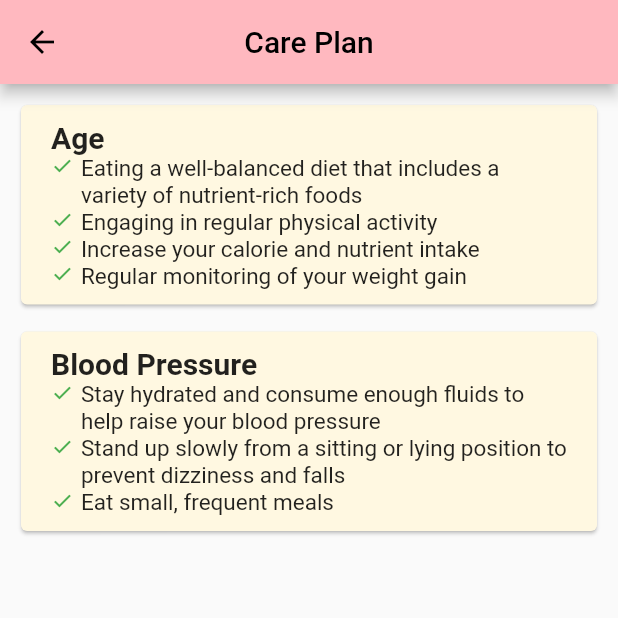
After one commit to yiwan-21/umh23-pregnancy, a Flutter app: the CarePlan screen opened by its route, on a phone screen of 412 x 824 dp, the top half of it. The commit adds this screen. Run offline on Flutter 3.47's test engine with Material 2 defaults, Android fonts, the phone set to English and light mode, and no system bars; our stand-ins replace image_picker; network calls fail.

Commit message:
feat care plan

```diff
--- /dev/null
+++ b/lib/care_plan.dart
@@ -0,0 +1,178 @@
+import 'package:flutter/material.dart';
+
+import 'user_data.dart';
+
+class CarePlan extends StatelessWidget {
+  CarePlan({super.key});
+
+  final Map<String, List<String>> _carePlan = {
+    "Age>50": [
+      "Increase prenatal monitoring",
+      "Getting proper nutrients",
+      "Screening for fetal chromosmal abnormalities"
+    ],
+    "Age>25": [
+      "Personalized weight gain plan",
+      "Healthy eating",
+      "Regular physical activity",
+      "Monitoring of your weight gain"
+    ],
+    "Age<18": [
+      "Eating a well-balanced diet that includes a variety of nutrient-rich foods",
+      "Engaging in regular physical activity",
+      "Increase your calorie and nutrient intake",
+      "Regular monitoring of your weight gain"
+    ],
+    "BP>140/90": [
+      "Lifestyle changes, such as dietary modifications",
+      "Increase physical activity",
+      "Medications"
+    ],
+    "BP<90/60": [
+      "Stay hydrated and consume enough fluids to help raise your blood pressure",
+      "Stand up slowly from a sitting or lying position to prevent dizziness and falls",
+      "Eat small, frequent meals"
+    ],
+    "Sugar>95": [
+      "Eating a healthy, well-balanced diet with a focus on whole grains, lean proteins, fruits, and vegetables",
+      "Exercise",
+      "Medications"
+    ],
+    "Low Stress": [
+      "Try relaxation techniques",
+      "Light exercise",
+      "Spending time outdoors",
+      "Pursuing a hobby"
+    ],
+    "Medium Stress": [
+      "Seek support from a friend or family member",
+      "Join a support group",
+      "Work with a prenatal mental health professional"
+    ],
+    "High Stress": [
+      "Prioritize self-care",
+      "Seek professional support",
+      "Taking time off work",
+      "Speaking with a healthcare provider about medication options"
+    ],
+  };
+
+  @override
+  Widget build(BuildContext context) {
+    return Scaffold(
+      appBar: AppBar(
+        title: const Text('Care Plan'),
+        centerTitle: true,
+      ),
+      body: ListView(
+        children: [
+          if (UserData.age > 50)
+            CarePlanCard(
+              title: "Age",
+              solution: _carePlan["Age>50"]!,
+            )
+          else if (UserData.age > 25)
+            CarePlanCard(
+              title: "Age",
+              solution: _carePlan["Age>25"]!,
+            )
+          else if (UserData.age < 18)
+            CarePlanCard(
+              title: "Age",
+              solution: _carePlan["Age<18"]!,
+            ),
+          if (UserData.systolic_blood_pressure > 140 ||
+              UserData.diastolic_blood_pressure > 90)
+            CarePlanCard(
+              title: "Blood Pressure",
+              solution: _carePlan["BP>140/90"]!,
+            )
+          else if (UserData.systolic_blood_pressure < 90 ||
+              UserData.diastolic_blood_pressure < 60)
+            CarePlanCard(
+              title: "Blood Pressure",
+              solution: _carePlan["BP<90/60"]!,
+            ),
+          if (UserData.sugar_level > 95)
+            CarePlanCard(
+              title: "Sugar",
+              solution: _carePlan["Sugar>95"]!,
+            ),
+          if (UserData.stress_level == 1)
+            CarePlanCard(
+              title: "Stress",
+              solution: _carePlan["Low Stress"]!,
+            )
+          else if (UserData.stress_level == 2)
+            CarePlanCard(
+              title: "Stress",
+              solution: _carePlan["Medium Stress"]!,
+            )
+          else if (UserData.stress_level == 3)
+            CarePlanCard(
+              title: "Stress",
+              solution: _carePlan["High Stress"]!,
+            )
+        ],
+      ),
+    );
+  }
+}
+
+class CarePlanCard extends StatefulWidget {
+  final String title;
+  final List<String> solution;
+
+  const CarePlanCard({required this.title, required this.solution, super.key});
+
+  @override
+  State<CarePlanCard> createState() => _CarePlanCardState();
+}
+
+class _CarePlanCardState extends State<CarePlanCard> {
+  @override
+  Widget build(BuildContext context) {
+    return Container(
+      margin: const EdgeInsets.only(left: 10, right: 10, top: 10),
+      child: Card(
+        color: Colors.amber[50],
+        child: Container(
+          alignment: Alignment.centerLeft,
+          margin: const EdgeInsets.symmetric(horizontal: 20, vertical: 10),
+          child: Column(
+            crossAxisAlignment: CrossAxisAlignment.start,
+            children: [
+              Text(
+                widget.title,
+                style: const TextStyle(
+                  fontSize: 20,
+                  fontWeight: FontWeight.bold,
+                ),
+              ),
+              for (var i = 0; i < widget.solution.length; i++)
+                Row(
+                  crossAxisAlignment: CrossAxisAlignment.start,
+                  children: [
+                    const Icon(
+                      Icons.check,
+                      color: Colors.green,
+                      size: 15,
+                    ),
+                    const SizedBox(width: 5),
+                    Expanded(
+                      child: Text(
+                        widget.solution[i],
+                        style: const TextStyle(
+                          fontSize: 15,
+                        ),
+                      ),
+                    ),
+                  ],
+                ),
+            ],
+          ),
+        ),
+      ),
+    );
+  }
+}
--- a/lib/main.dart
+++ b/lib/main.dart
@@ -3,6 +3,7 @@ import 'package:flutter/material.dart';
 import 'custom_color.dart';
 import 'navigation.dart';
 import 'timeline.dart';
+import 'care_plan.dart';
 
 void main() {
   runApp(const MyApp());
@@ -22,6 +23,7 @@ class MyApp extends StatelessWidget {
       routes: {
         '/': (context) => const Navigation(),
         '/timeline': (context) => const TimeLine(),
+        '/careplan': (context) => CarePlan(),
       },
     );
   }
--- a/lib/navigation.dart
+++ b/lib/navigation.dart
@@ -1,9 +1,8 @@
 import 'package:flutter/material.dart';
 import 'home.dart';
 import 'question.dart';
-import 'ultrasound.dart';
-import 'necessities.dart';
 import 'community.dart';
+import 'other.dart';
 
 class Navigation extends StatefulWidget {
   const Navigation({super.key});
@@ -28,10 +27,9 @@ class _NavigationState extends State<Navigation> {
 
   final Map<String, Widget> _pages = {
     "Home": const Home(),
-    "Personal data": const Question(),
+    "Personal": const Question(),
     "Community": const Community(),
-    "Ultrasound": const Ultrasound(),
-    "Partner": Necessities(),
+    "Other": Other(),
   };
 
   @override
@@ -51,19 +49,15 @@ class _NavigationState extends State<Navigation> {
           ),
           BottomNavigationBarItem(
             icon: Icon(Icons.question_answer_outlined),
-            label: 'Personal data',
+            label: 'Personal',
           ),
           BottomNavigationBarItem(
             icon: Icon(Icons.people_alt_outlined),
             label: 'Community',
           ),
           BottomNavigationBarItem(
-            icon: Icon(Icons.camera_alt_outlined),
-            label: 'Ultrasound',
-          ),
-          BottomNavigationBarItem(
-            icon: Icon(Icons.shopping_cart_outlined),
-            label: 'Necessities',
+            icon: Icon(Icons.more_horiz_outlined),
+            label: 'Other',
           ),
         ],
         onTap: _onItemTapped,
--- /dev/null
+++ b/lib/other.dart
@@ -0,0 +1,45 @@
+import 'package:flutter/material.dart';
+import 'ultrasound.dart';
+import 'necessities.dart';
+
+class Other extends StatelessWidget {
+  Other({super.key});
+
+  final Map<String, Widget> _pages = {
+    "Ultrasound": const Ultrasound(),
+    "Necessities": Necessities(),
+  };
+
+  @override
+  Widget build(BuildContext context) {
+    return Scaffold(
+      appBar: AppBar(
+        title: const Text('Other'),
+        centerTitle: true,
+      ),
+      // square grid
+      body: Container(
+        margin: const EdgeInsets.symmetric(horizontal: 10, vertical: 20),
+        child: GridView.count(
+          crossAxisCount: 4,
+          children: _pages.entries.map((entry) {
+            return InkWell(
+              onTap: () {
+                Navigator.push(
+                  context,
+                  MaterialPageRoute(builder: (context) => entry.value),
+                );
+              },
+              child: Card(
+                elevation: 3,
+                child: Center(
+                  child: Text(entry.key),
+                ),
+              ),
+            );
+          }).toList(),
+        ),
+      ),
+    );
+  }
+}
--- a/lib/question.dart
+++ b/lib/question.dart
@@ -63,6 +63,13 @@ class _QuestionState extends State<Question> {
           key: _formKey,
           child: ListView(
             children: <Widget>[
+              if (UserData.last_filled != null)
+                ElevatedButton(
+                  onPressed: () {
+                    Navigator.pushNamed(context, '/careplan');
+                  },
+                  child: const Text("View your personalized care plan"),
+                ),
               TextFormField(
                 readOnly: true,
                 decoration: const InputDecoration(
@@ -79,7 +86,9 @@ class _QuestionState extends State<Question> {
                 children: [
                   Expanded(
                     child: ElevatedButton(
-                      child: const Text('Estimated Due Date',),
+                      child: const Text(
+                        'Estimated Due Date',
+                      ),
                       onPressed: () {
                         _selectDueDate(context);
                       },
@@ -90,7 +99,9 @@ class _QuestionState extends State<Question> {
                   ),
                   Expanded(
                     child: ElevatedButton(
-                      child: const Text('Last Period Date',),
+                      child: const Text(
+                        'Last Period Date',
+                      ),
                       onPressed: () {
                         _selectLastPeriod(context);
                       },
@@ -104,11 +115,9 @@ class _QuestionState extends State<Question> {
                 decoration: const InputDecoration(
                   labelText: 'Age',
                 ),
-                keyboardType:
-                    const TextInputType.numberWithOptions(),
+                keyboardType: const TextInputType.numberWithOptions(),
                 inputFormatters: <TextInputFormatter>[
-                  FilteringTextInputFormatter.allow(
-                      RegExp(r'^\d+')),
+                  FilteringTextInputFormatter.allow(RegExp(r'^\d+')),
                 ],
                 validator: (value) {
                   if (value!.isEmpty) {
@@ -121,9 +130,7 @@ class _QuestionState extends State<Question> {
                 },
                 onChanged: (value) {
                   setState(() {
-                    _age = int.tryParse(value) == null
-                        ? 0
-                        : int.parse(value);
+                    _age = int.tryParse(value) == null ? 0 : int.parse(value);
                   });
                 },
               ),
@@ -136,8 +143,7 @@ class _QuestionState extends State<Question> {
                 keyboardType:
                     const TextInputType.numberWithOptions(decimal: true),
                 inputFormatters: <TextInputFormatter>[
-                  FilteringTextInputFormatter.allow(
-                      RegExp(r'^\d+\.?\d{0,2}')),
+                  FilteringTextInputFormatter.allow(RegExp(r'^\d+\.?\d{0,2}')),
                 ],
                 validator: (value) {
                   if (value!.isEmpty) {
@@ -165,8 +171,7 @@ class _QuestionState extends State<Question> {
                 keyboardType:
                     const TextInputType.numberWithOptions(decimal: true),
                 inputFormatters: <TextInputFormatter>[
-                  FilteringTextInputFormatter.allow(
-                      RegExp(r'^\d+\.?\d{0,2}')),
+                  FilteringTextInputFormatter.allow(RegExp(r'^\d+\.?\d{0,2}')),
                 ],
                 validator: (value) {
                   if (value!.isEmpty) {
@@ -187,16 +192,16 @@ class _QuestionState extends State<Question> {
               ),
               const SizedBox(height: 20.0),
               TextFormField(
-                initialValue: _systolic_blood_pressure == 0 ? '' : _systolic_blood_pressure.toString(),
+                initialValue: _systolic_blood_pressure == 0
+                    ? ''
+                    : _systolic_blood_pressure.toString(),
                 decoration: const InputDecoration(
                   labelText: 'Systolic Blood Pressure (mmHg)',
                   hintText: 'Upper number',
                 ),
-                keyboardType:
-                    const TextInputType.numberWithOptions(),
+                keyboardType: const TextInputType.numberWithOptions(),
                 inputFormatters: <TextInputFormatter>[
-                  FilteringTextInputFormatter.allow(
-                      RegExp(r'^\d+')),
+                  FilteringTextInputFormatter.allow(RegExp(r'^\d+')),
                 ],
                 validator: (value) {
                   if (value!.isEmpty) {
@@ -209,24 +214,23 @@ class _QuestionState extends State<Question> {
                 },
                 onChanged: (value) {
                   setState(() {
-                    _systolic_blood_pressure = int.tryParse(value) == null
-                        ? 0
-                        : int.parse(value);
+                    _systolic_blood_pressure =
+                        int.tryParse(value) == null ? 0 : int.parse(value);
                   });
                 },
               ),
               const SizedBox(height: 20.0),
               TextFormField(
-                initialValue: _diastolic_blood_pressure == 0 ? '' : _diastolic_blood_pressure.toString(),
+                initialValue: _diastolic_blood_pressure == 0
+                    ? ''
+                    : _diastolic_blood_pressure.toString(),
                 decoration: const InputDecoration(
                   labelText: 'Diastolic Blood Pressure (mmHg)',
                   hintText: 'Lower number',
                 ),
-                keyboardType:
-                    const TextInputType.numberWithOptions(),
+                keyboardType: const TextInputType.numberWithOptions(),
                 inputFormatters: <TextInputFormatter>[
-                  FilteringTextInputFormatter.allow(
-                      RegExp(r'^\d+')),
+                  FilteringTextInputFormatter.allow(RegExp(r'^\d+')),
                 ],
                 validator: (value) {
                   if (value!.isEmpty) {
@@ -239,9 +243,8 @@ class _QuestionState extends State<Question> {
                 },
                 onChanged: (value) {
                   setState(() {
-                    _diastolic_blood_pressure = int.tryParse(value) == null
-                        ? 0
-                        : int.parse(value);
+                    _diastolic_blood_pressure =
+                        int.tryParse(value) == null ? 0 : int.parse(value);
                   });
                 },
               ),
@@ -251,11 +254,9 @@ class _QuestionState extends State<Question> {
                 decoration: const InputDecoration(
                   labelText: 'Sugar Level (mg/DL)',
                 ),
-                keyboardType:
-                    const TextInputType.numberWithOptions(),
+                keyboardType: const TextInputType.numberWithOptions(),
                 inputFormatters: <TextInputFormatter>[
-                  FilteringTextInputFormatter.allow(
-                      RegExp(r'^\d+')),
+                  FilteringTextInputFormatter.allow(RegExp(r'^\d+')),
                 ],
                 validator: (value) {
                   if (value!.isEmpty) {
@@ -268,9 +269,8 @@ class _QuestionState extends State<Question> {
                 },
                 onChanged: (value) {
                   setState(() {
-                    _sugar_level = int.tryParse(value) == null
-                        ? 0
-                        : int.parse(value);
+                    _sugar_level =
+                        int.tryParse(value) == null ? 0 : int.parse(value);
                   });
                 },
               ),
@@ -327,7 +327,7 @@ class _QuestionState extends State<Question> {
               ),
               const SizedBox(height: 20.0),
               Container(
-                alignment: Alignment.centerRight,
+                alignment: Alignment.center,
                 child: ElevatedButton(
                   child: const Text('Confirm'),
                   onPressed: () {
@@ -336,19 +336,25 @@ class _QuestionState extends State<Question> {
                       setState(() {
                         UserData.due_date = _due_date;
                         UserData.last_period = _last_period;
-                        UserData.weeks = DateTime.now().difference(_due_date!).inDays ~/ 7;
-                        UserData.days = DateTime.now().difference(_due_date!).inDays % 7;
+                        UserData.weeks =
+                            DateTime.now().difference(_due_date!).inDays ~/ 7;
+                        UserData.days =
+                            DateTime.now().difference(_due_date!).inDays % 7;
                         UserData.age = _age;
                         UserData.weight = _weight;
                         UserData.height = _height;
-                        UserData.bmi = _weight / ((_height / 100) * (_height / 100));
-                        UserData.systolic_blood_pressure = _systolic_blood_pressure;
-                        UserData.diastolic_blood_pressure = _diastolic_blood_pressure;
+                        UserData.bmi =
+                            _weight / ((_height / 100) * (_height / 100));
+                        UserData.systolic_blood_pressure =
+                            _systolic_blood_pressure;
+                        UserData.diastolic_blood_pressure =
+                            _diastolic_blood_pressure;
                         UserData.sugar_level = _sugar_level;
                         UserData.stress_level = _stress_level;
 
                         UserData.last_filled = DateTime.now();
                       });
+                      Navigator.pushNamed(context, '/careplan');
                     }
                   },
                 ),
```
Lines whose indentation alone changed are shown as unchanged.
